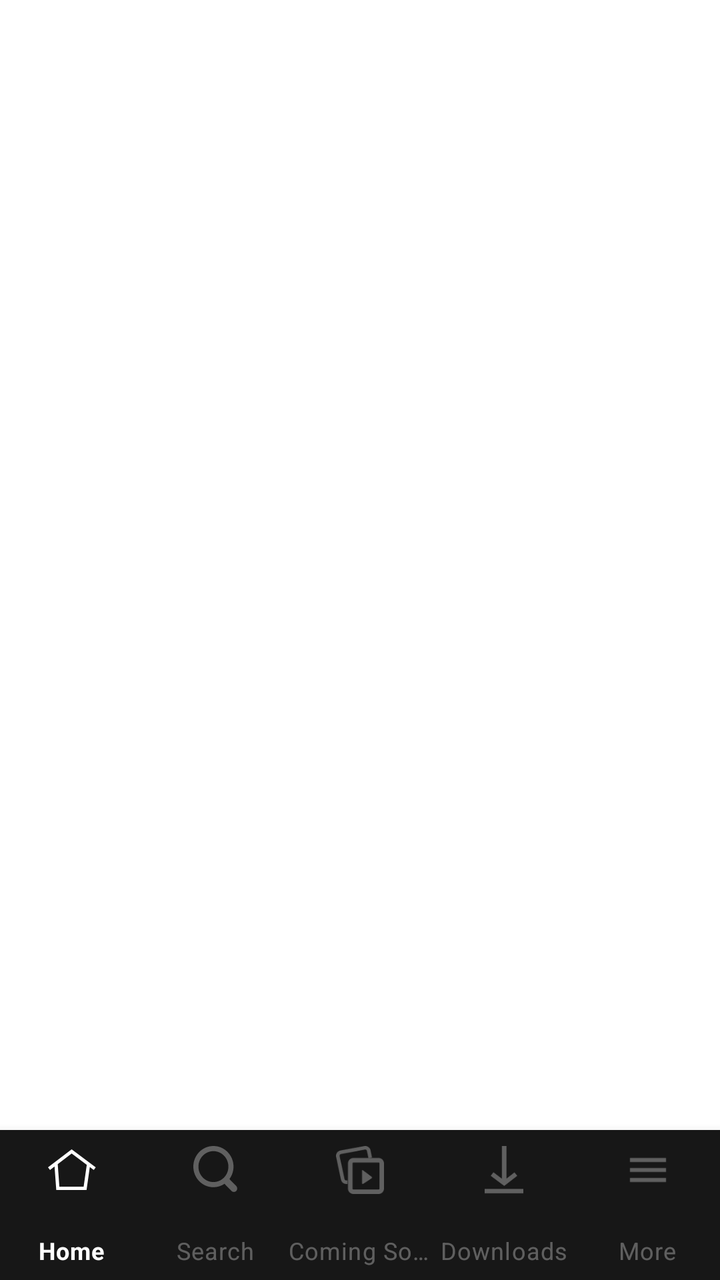
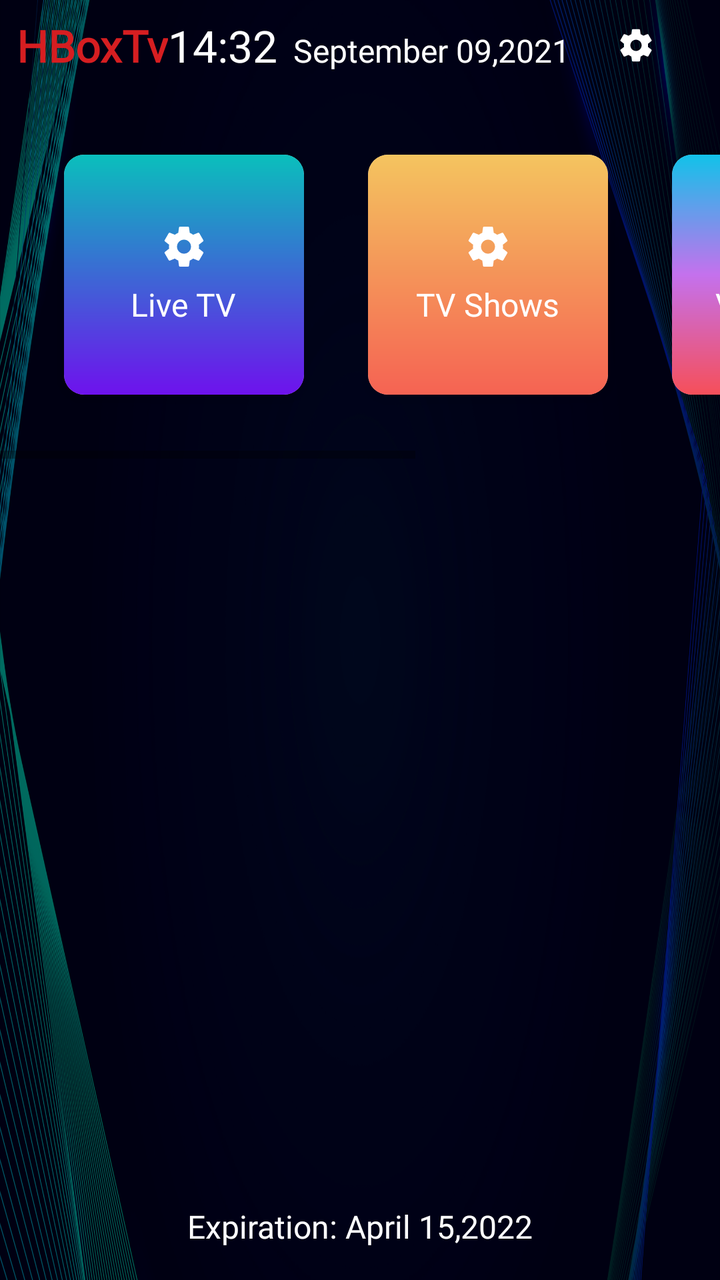

Before-and-after screenshots of an Android layout around one commit, followed by the original layout XML and the change that was made.
<!-- AndroidManifest.xml: application theme Theme.HBoxTv -->
<!-- res/layout/activity_home.xml -->
<?xml version="1.0" encoding="utf-8"?>
<androidx.constraintlayout.widget.ConstraintLayout xmlns:android="http://schemas.android.com/apk/res/android"
    xmlns:app="http://schemas.android.com/apk/res-auto"
    xmlns:tools="http://schemas.android.com/tools"
    android:layout_width="match_parent"
    android:layout_height="match_parent"
    tools:context=".activities.HomeActivity">

    <androidx.coordinatorlayout.widget.CoordinatorLayout
        android:id="@+id/coordinator_layout"
        android:layout_width="match_parent"
        android:layout_height="match_parent">
        <com.google.android.material.appbar.AppBarLayout
            android:id="@+id/appbar"
            android:layout_width="match_parent"
            android:layout_height="wrap_content"
            android:theme="@style/Theme.AppCompat.Light.DialogWhenLarge">
        </com.google.android.material.appbar.AppBarLayout>
        <FrameLayout
            android:id="@+id/fragment_container"
            android:layout_width="match_parent"
            android:layout_height="match_parent"
            app:layout_behavior="@string/appbar_scrolling_view_behavior"
            app:layout_constraintBottom_toTopOf="@+id/bottom_navigation"
            app:layout_constraintEnd_toEndOf="parent"
            app:layout_constraintStart_toStartOf="parent"
            app:layout_constraintTop_toTopOf="parent">
        </FrameLayout>

        <com.google.android.material.bottomnavigation.BottomNavigationView
            android:id="@+id/bottom_navigation"
            android:background="@color/navigation_background"
            android:layout_width="match_parent"
            android:layout_height="75dp"
            android:layout_alignParentBottom="true"
            android:layout_gravity="bottom"
            app:labelVisibilityMode="labeled"
            app:itemIconTint="@drawable/item_selected"
            app:itemTextColor="@drawable/item_selected"
            app:menu="@menu/bottom_navigation_menu" />
    </androidx.coordinatorlayout.widget.CoordinatorLayout>

</androidx.constraintlayout.widget.ConstraintLayout>
<!-- resources referenced by this layout -->
<resources>
  <color name="navigation_background">#171717</color>
  <!-- drawable item_selected (drawable) -->
  <?xml version="1.0" encoding="utf-8"?>
  <selector xmlns:android="http://schemas.android.com/apk/res/android">
  
      <item android:state_checked="true"
          android:color="@color/item_selected"/>
  
      <item android:state_checked="false"
          android:color="@color/item_unselected"/>
  
  </selector>
  <style name="Theme.HBoxTv" parent="Theme.MaterialComponents.DayNight.NoActionBar">
          
          <item name="colorPrimary">@color/purple_500</item>
          <item name="colorPrimaryVariant">@color/purple_700</item>
          <item name="colorOnPrimary">@color/white</item>
          
          <item name="colorSecondary">@color/teal_200</item>
          <item name="colorSecondaryVariant">@color/teal_700</item>
          <item name="colorOnSecondary">@color/black</item>
          
          <item name="android:statusBarColor" tools:targetApi="l">?attr/colorPrimaryVariant</item>
          
      </style>
  <color name="item_selected">#ffffff</color>
  <color name="item_unselected">#50ffffff</color>
  <color name="purple_500">#FF6200EE</color>
  <color name="purple_700">#FF3700B3</color>
  <color name="white">#FFFFFFFF</color>
  <color name="black">#FF000000</color>
  <!-- unchanged entries left out for length: 2 -->
</resources>

<!-- the commit's change to res/layout/activity_home.xml (unified diff, before → after) -->
@@ -4,40 +4,247 @@
     xmlns:tools="http://schemas.android.com/tools"
     android:layout_width="match_parent"
     android:layout_height="match_parent"
+    android:background="@drawable/home_bg"
+    android:fitsSystemWindows="true"
     tools:context=".activities.HomeActivity">
 
-    <androidx.coordinatorlayout.widget.CoordinatorLayout
-        android:id="@+id/coordinator_layout"
+    <LinearLayout
+        android:id="@+id/header_layout"
         android:layout_width="match_parent"
-        android:layout_height="match_parent">
-        <com.google.android.material.appbar.AppBarLayout
-            android:id="@+id/appbar"
-            android:layout_width="match_parent"
+        android:layout_height="wrap_content"
+        android:gravity="center_vertical"
+        android:orientation="horizontal"
+        android:padding="8dp"
+        app:layout_constraintStart_toStartOf="parent"
+        app:layout_constraintTop_toTopOf="parent"
+        app:layout_constraintEnd_toEndOf="parent">
+
+        <TextView
+            android:id="@+id/tv_app_name"
+            android:layout_width="wrap_content"
             android:layout_height="wrap_content"
-            android:theme="@style/Theme.AppCompat.Light.DialogWhenLarge">
-        </com.google.android.material.appbar.AppBarLayout>
-        <FrameLayout
-            android:id="@+id/fragment_container"
+            android:text="@string/app_name"
+            android:textColor="@color/purple_500"
+            android:textSize="22sp"
+            android:textStyle="bold"
+            android:fontFamily="@font/poppins_bold"
+            android:gravity="center"/>
+
+        <LinearLayout
             android:layout_width="match_parent"
             android:layout_height="match_parent"
-            app:layout_behavior="@string/appbar_scrolling_view_behavior"
-            app:layout_constraintBottom_toTopOf="@+id/bottom_navigation"
-            app:layout_constraintEnd_toEndOf="parent"
-            app:layout_constraintStart_toStartOf="parent"
-            app:layout_constraintTop_toTopOf="parent">
-        </FrameLayout>
-
-        <com.google.android.material.bottomnavigation.BottomNavigationView
-            android:id="@+id/bottom_navigation"
-            android:background="@color/navigation_background"
-            android:layout_width="match_parent"
-            android:layout_height="75dp"
-            android:layout_alignParentBottom="true"
-            android:layout_gravity="bottom"
-            app:labelVisibilityMode="labeled"
-            app:itemIconTint="@drawable/item_selected"
-            app:itemTextColor="@drawable/item_selected"
-            app:menu="@menu/bottom_navigation_menu" />
-    </androidx.coordinatorlayout.widget.CoordinatorLayout>
+            android:gravity="center_vertical|end"
+            android:orientation="horizontal">
+
+            <TextView
+                android:layout_width="wrap_content"
+                android:layout_height="wrap_content"
+                android:layout_marginEnd="8dp"
+                android:layout_gravity="bottom"
+                android:text="14:32"
+                android:textSize="22sp"
+                android:textColor="@color/white"
+                android:fontFamily="@font/poppins_regular"/>
+
+            <TextView
+                android:layout_width="wrap_content"
+                android:layout_height="wrap_content"
+                android:layout_marginEnd="16dp"
+                android:layout_gravity="bottom"
+                android:text="September 09,2021"
+                android:textSize="16sp"
+                android:textColor="@color/white"
+                android:fontFamily="@font/poppins_thin"/>
+
+            <ImageView
+                android:id="@+id/btn_settings"
+                android:layout_width="wrap_content"
+                android:layout_height="wrap_content"
+                android:layout_marginEnd="8dp"
+                android:padding="5dp"
+                android:src="@drawable/ic_settings" />
+
+            <ImageView
+                android:id="@+id/btn_logout"
+                android:layout_width="wrap_content"
+                android:layout_height="wrap_content"
+                android:padding="5dp"
+                android:src="@drawable/ic_logout" />
+        </LinearLayout>
+
+
+
+    </LinearLayout>
+
+    <HorizontalScrollView
+        android:layout_width="match_parent"
+        android:layout_height="wrap_content"
+        app:layout_constraintStart_toStartOf="parent"
+        app:layout_constraintTop_toBottomOf="@id/header_layout"
+        app:layout_constraintEnd_toEndOf="parent">
+
+        <LinearLayout
+            android:layout_width="wrap_content"
+            android:layout_height="wrap_content"
+            android:layout_margin="16dp"
+            android:orientation="horizontal"
+            android:gravity="center_vertical">
+
+            <androidx.cardview.widget.CardView
+                android:id="@+id/card_live_tv"
+                android:layout_width="120dp"
+                android:layout_height="120dp"
+                android:layout_margin="16dp"
+                app:cardCornerRadius="10dp"
+                app:cardElevation="4dp">
+
+                <LinearLayout
+                    android:layout_width="match_parent"
+                    android:layout_height="match_parent"
+                    android:background="@drawable/live_tv_card"
+                    android:gravity="center"
+                    android:orientation="vertical">
+
+                    <ImageView
+                        android:layout_width="wrap_content"
+                        android:layout_height="wrap_content"
+                        android:src="@drawable/ic_settings"/>
+
+                    <TextView
+                        android:layout_width="wrap_content"
+                        android:layout_height="wrap_content"
+                        android:layout_gravity="center"
+                        android:layout_marginTop="6dp"
+                        android:text="Live TV"
+                        android:textSize="16sp"
+                        android:textColor="@color/white"
+                        android:fontFamily="@font/poppins_regular"
+                        android:textAllCaps="false"/>
+
+                </LinearLayout>
+
+            </androidx.cardview.widget.CardView>
+
+            <androidx.cardview.widget.CardView
+                android:id="@+id/card_tv_shows"
+                android:layout_width="120dp"
+                android:layout_height="120dp"
+                android:layout_margin="16dp"
+                app:cardCornerRadius="10dp"
+                app:cardElevation="4dp">
+
+                <LinearLayout
+                    android:layout_width="match_parent"
+                    android:layout_height="match_parent"
+                    android:background="@drawable/shows_tv_card"
+                    android:gravity="center"
+                    android:orientation="vertical">
+
+                    <ImageView
+                        android:layout_width="wrap_content"
+                        android:layout_height="wrap_content"
+                        android:src="@drawable/ic_settings"/>
+
+                    <TextView
+                        android:layout_width="wrap_content"
+                        android:layout_height="wrap_content"
+                        android:layout_gravity="center"
+                        android:layout_marginTop="6dp"
+                        android:text="TV Shows"
+                        android:textSize="16sp"
+                        android:textColor="@color/white"
+                        android:fontFamily="@font/poppins_regular"
+                        android:textAllCaps="false"/>
+
+                </LinearLayout>
+
+            </androidx.cardview.widget.CardView>
+
+            <androidx.cardview.widget.CardView
+                android:id="@+id/card_video_club"
+                android:layout_width="120dp"
+                android:layout_height="120dp"
+                android:layout_margin="16dp"
+                app:cardCornerRadius="10dp"
+                app:cardElevation="4dp">
+
+                <LinearLayout
+                    android:layout_width="match_parent"
+                    android:layout_height="match_parent"
+                    android:background="@drawable/video_club_card"
+                    android:gravity="center"
+                    android:orientation="vertical">
+
+                    <ImageView
+                        android:layout_width="wrap_content"
+                        android:layout_height="wrap_content"
+                        android:src="@drawable/ic_settings"/>
+
+                    <TextView
+                        android:layout_width="wrap_content"
+                        android:layout_height="wrap_content"
+                        android:layout_gravity="center"
+                        android:layout_marginTop="6dp"
+                        android:text="Video Club"
+                        android:textSize="16sp"
+                        android:textColor="@color/white"
+                        android:fontFamily="@font/poppins_regular"
+                        android:textAllCaps="false"/>
+
+                </LinearLayout>
+
+            </androidx.cardview.widget.CardView>
+
+            <androidx.cardview.widget.CardView
+                android:id="@+id/card_replay"
+                android:layout_width="120dp"
+                android:layout_height="120dp"
+                android:layout_margin="16dp"
+                app:cardCornerRadius="10dp"
+                app:cardElevation="4dp">
+
+                <LinearLayout
+                    android:layout_width="match_parent"
+                    android:layout_height="match_parent"
+                    android:background="@drawable/reply_card"
+                    android:gravity="center"
+                    android:orientation="vertical">
+
+                    <ImageView
+                        android:layout_width="wrap_content"
+                        android:layout_height="wrap_content"
+                        android:src="@drawable/ic_settings"/>
+
+                    <TextView
+                        android:layout_width="wrap_content"
+                        android:layout_height="wrap_content"
+                        android:layout_gravity="center"
+                        android:layout_marginTop="6dp"
+                        android:text="Replay"
+                        android:textSize="16sp"
+                        android:textColor="@color/white"
+                        android:fontFamily="@font/poppins_regular"
+                        android:textAllCaps="false"/>
+
+                </LinearLayout>
+
+            </androidx.cardview.widget.CardView>
+
+        </LinearLayout>
+
+    </HorizontalScrollView>
+
+    <TextView
+        android:layout_width="wrap_content"
+        android:layout_height="wrap_content"
+        android:layout_margin="16dp"
+        android:layout_gravity="center_horizontal"
+        android:text="Expiration: April 15,2022"
+        android:textSize="16sp"
+        android:textColor="@color/white"
+        android:fontFamily="@font/poppins_regular"
+        app:layout_constraintStart_toStartOf="parent"
+        app:layout_constraintEnd_toEndOf="parent"
+        app:layout_constraintBottom_toBottomOf="parent"/>
 
 </androidx.constraintlayout.widget.ConstraintLayout>
<!-- resource entries referenced after the edit -->
@@ -1,17 +1,5 @@
 <!-- resources referenced by this layout -->
 <resources>
-  <color name="navigation_background">#171717</color>
-  <!-- drawable item_selected (drawable) -->
-  <?xml version="1.0" encoding="utf-8"?>
-  <selector xmlns:android="http://schemas.android.com/apk/res/android">
-  
-      <item android:state_checked="true"
-          android:color="@color/item_selected"/>
-  
-      <item android:state_checked="false"
-          android:color="@color/item_unselected"/>
-  
-  </selector>
   <style name="Theme.HBoxTv" parent="Theme.MaterialComponents.DayNight.NoActionBar">
           
           <item name="colorPrimary">@color/purple_500</item>
@@ -24,12 +12,68 @@
           
           <item name="android:statusBarColor" tools:targetApi="l">?attr/colorPrimaryVariant</item>
           
+  
+          <item name="android:windowTranslucentStatus">true</item>
+          <item name="android:windowTranslucentNavigation">true</item>
       </style>
-  <color name="item_selected">#ffffff</color>
-  <color name="item_unselected">#50ffffff</color>
-  <color name="purple_500">#FF6200EE</color>
-  <color name="purple_700">#FF3700B3</color>
+  <color name="purple_500">#D61E21</color>
+  <color name="purple_700">#780000</color>
   <color name="white">#FFFFFFFF</color>
+  <!-- drawable home_bg: png bitmap (drawable, 548551 bytes) -->
+  <!-- drawable ic_logout (drawable) -->
+  <vector android:autoMirrored="true" android:height="24dp"
+      android:tint="#FFFFFF" android:viewportHeight="24"
+      android:viewportWidth="24" android:width="24dp" xmlns:android="http://schemas.android.com/apk/res/android">
+      <path android:fillColor="@android:color/white" android:pathData="M10.09,15.59L11.5,17l5,-5 -5,-5 -1.41,1.41L12.67,11H3v2h9.67l-2.58,2.59zM19,3H5c-1.11,0 -2,0.9 -2,2v4h2V5h14v14H5v-4H3v4c0,1.1 0.89,2 2,2h14c1.1,0 2,-0.9 2,-2V5c0,-1.1 -0.9,-2 -2,-2z"/>
+  </vector>
+  <!-- drawable ic_settings (drawable) -->
+  <vector android:height="24dp" android:tint="#FFFFFF"
+      android:viewportHeight="24" android:viewportWidth="24"
+      android:width="24dp" xmlns:android="http://schemas.android.com/apk/res/android">
+      <path android:fillColor="@android:color/white" android:pathData="M19.43,12.98c0.04,-0.32 0.07,-0.64 0.07,-0.98s-0.03,-0.66 -0.07,-0.98l2.11,-1.65c0.19,-0.15 0.24,-0.42 0.12,-0.64l-2,-3.46c-0.12,-0.22 -0.39,-0.3 -0.61,-0.22l-2.49,1c-0.52,-0.4 -1.08,-0.73 -1.69,-0.98l-0.38,-2.65C14.46,2.18 14.25,2 14,2h-4c-0.25,0 -0.46,0.18 -0.49,0.42l-0.38,2.65c-0.61,0.25 -1.17,0.59 -1.69,0.98l-2.49,-1c-0.23,-0.09 -0.49,0 -0.61,0.22l-2,3.46c-0.13,0.22 -0.07,0.49 0.12,0.64l2.11,1.65c-0.04,0.32 -0.07,0.65 -0.07,0.98s0.03,0.66 0.07,0.98l-2.11,1.65c-0.19,0.15 -0.24,0.42 -0.12,0.64l2,3.46c0.12,0.22 0.39,0.3 0.61,0.22l2.49,-1c0.52,0.4 1.08,0.73 1.69,0.98l0.38,2.65c0.03,0.24 0.24,0.42 0.49,0.42h4c0.25,0 0.46,-0.18 0.49,-0.42l0.38,-2.65c0.61,-0.25 1.17,-0.59 1.69,-0.98l2.49,1c0.23,0.09 0.49,0 0.61,-0.22l2,-3.46c0.12,-0.22 0.07,-0.49 -0.12,-0.64l-2.11,-1.65zM12,15.5c-1.93,0 -3.5,-1.57 -3.5,-3.5s1.57,-3.5 3.5,-3.5 3.5,1.57 3.5,3.5 -1.57,3.5 -3.5,3.5z"/>
+  </vector>
+  <!-- drawable live_tv_card (drawable) -->
+  <?xml version="1.0" encoding="utf-8"?>
+  <shape xmlns:android="http://schemas.android.com/apk/res/android"
+      android:shape="rectangle">
+  
+      <gradient
+          android:angle="90"
+          android:startColor="#6e12ed"
+          android:endColor="#0ABFBC"/>
+  </shape>
+  <!-- drawable reply_card (drawable) -->
+  <?xml version="1.0" encoding="utf-8"?>
+  <shape xmlns:android="http://schemas.android.com/apk/res/android"
+      android:shape="rectangle">
+  
+      <gradient
+          android:angle="90"
+          android:startColor="#0B9F46"
+          android:endColor="#7CE1A4"/>
+  </shape>
+  <!-- drawable shows_tv_card (drawable) -->
+  <?xml version="1.0" encoding="utf-8"?>
+  <shape xmlns:android="http://schemas.android.com/apk/res/android"
+      android:shape="rectangle">
+  
+      <gradient
+          android:angle="90"
+          android:startColor="#F56353"
+          android:endColor="#F4C45F"/>
+  </shape>
+  <!-- drawable video_club_card (drawable) -->
+  <?xml version="1.0" encoding="utf-8"?>
+  <shape xmlns:android="http://schemas.android.com/apk/res/android"
+      android:shape="rectangle">
+  
+      <gradient
+          android:angle="90"
+          android:startColor="#f64f59"
+          android:centerColor="#c471ed"
+          android:endColor="#12c2e9"/>
+  </shape>
+  <string name="app_name">HBoxTv</string>
   <color name="black">#FF000000</color>
   <!-- unchanged entries left out for length: 2 -->
 </resources>
